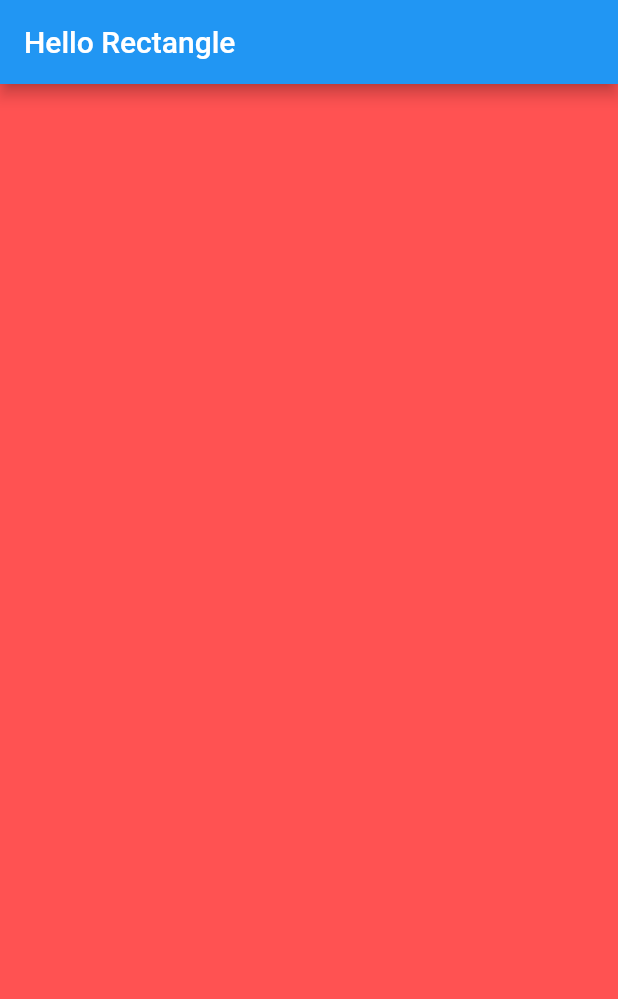
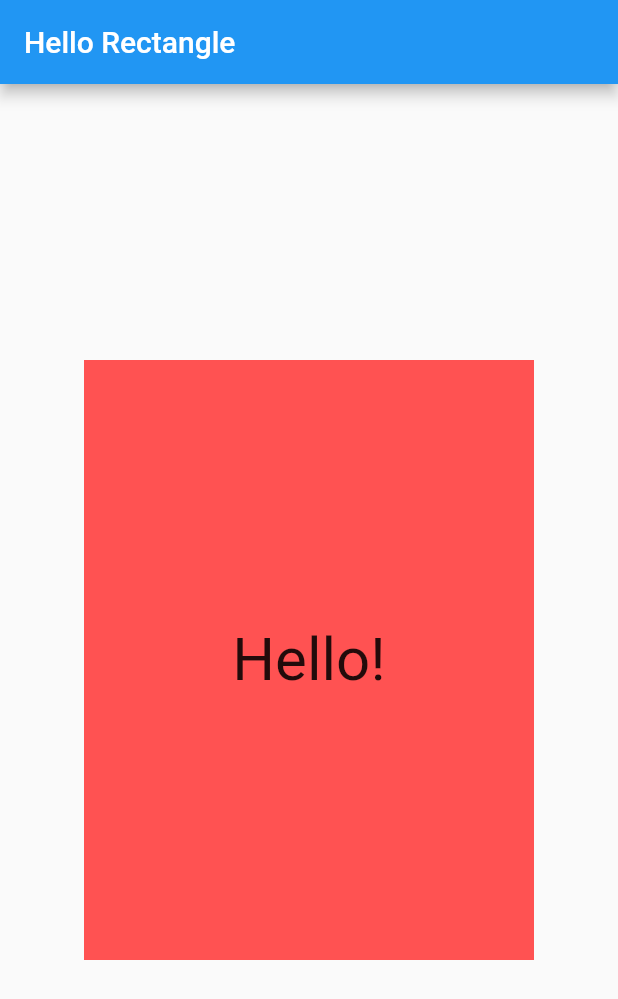
Before and after one commit to pedrochamberlain/INF1300, a Flutter app: the screen it shows after launch, on a phone screen of 412 x 824 dp. Shown: the top 999 px of the screen. Run offline on Flutter 3.47's test engine with Material 2 defaults, Android fonts, the phone set to English and light mode, and no system bars.

Commit message:
finish helloRectangle project

```diff
--- a/udacity/hello_rectangle/lib/main.dart
+++ b/udacity/hello_rectangle/lib/main.dart
@@ -3,8 +3,18 @@ import 'package:flutter/material.dart';
 class HelloRectangle extends StatelessWidget {
   @override
   Widget build(BuildContext context) {
-    return Container(
-      color: Colors.redAccent,
+    return Center(
+      child: Container(
+        color: Colors.redAccent,
+        height: 400.0,
+        width: 300.0,
+        child: Center(
+          child: Text(
+            'Hello!',
+            style: TextStyle(fontSize: 40.0),
+          ),
+        ),
+      ),
     );
   }
 }
```
